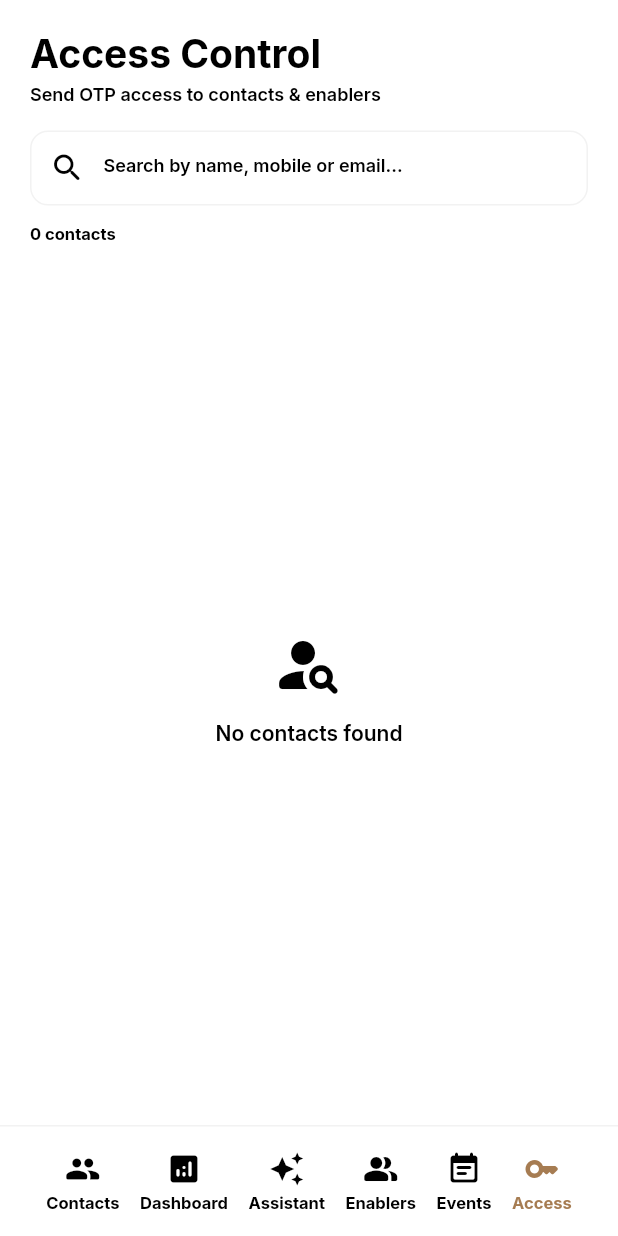
After one commit to dilipkn007/autodialer, a Flutter app: the FolkGuideDashboardWidget screen opened by its route, scrolled down 73 dp, after a tap on "Access", on a phone screen of 412 x 824 dp. The commit adds this screen. Run offline on Flutter 3.47's test engine with Material 3 defaults, Android fonts, the phone set to English and light mode, and no system bars; our stand-ins replace auto_size_text, csv, dropdown_button2, file_picker, fl_chart, flutter_markdown and 12 more; missing offline and left inert: flutter_phone_direct_caller, json_path, markdown; accounts and stored records are empty; statements that could not run were skipped.

Commit message:
feat: add Access tab to admin nav bar with OTP send for contacts/enablers

```diff
--- /dev/null
+++ b/lib/access/access_model.dart
@@ -0,0 +1,9 @@
+import '/flutter_flow/flutter_flow_model.dart';
+
+class AccessModel extends FlutterFlowModel {
+  @override
+  void initState(context) {}
+
+  @override
+  void dispose() {}
+}
--- /dev/null
+++ b/lib/access/access_widget.dart
@@ -0,0 +1,521 @@
+import 'dart:async';
+
+import 'package:flutter/material.dart';
+import 'package:flutter/services.dart';
+import 'package:google_fonts/google_fonts.dart';
+import 'package:supabase_flutter/supabase_flutter.dart';
+import '/components/admin_nav_bar.dart';
+import '/flutter_flow/flutter_flow_theme.dart';
+import '/flutter_flow/flutter_flow_util.dart';
+import 'access_model.dart';
+
+export 'access_model.dart';
+
+class AccessWidget extends StatefulWidget {
+  const AccessWidget({super.key});
+
+  static String routeName = 'Access';
+  static String routePath = '/access';
+
+  @override
+  State<AccessWidget> createState() => _AccessWidgetState();
+}
+
+class _AccessWidgetState extends State<AccessWidget> {
+  late AccessModel _model;
+  final scaffoldKey = GlobalKey<ScaffoldState>();
+  final _supabase = Supabase.instance.client;
+
+  List<Map<String, dynamic>> _contacts = [];
+  bool _loading = true;
+  String _searchQuery = '';
+  Timer? _searchDebounce;
+  final TextEditingController _searchController = TextEditingController();
+
+  // Track which contacts are having their link generated/generated
+  final Map<String, String?> _generatedLinks = {}; // contactId -> link or null while loading
+  final Set<String> _generatingIds = {};
+
+  @override
+  void initState() {
+    super.initState();
+    _model = createModel(context, () => AccessModel());
+    _searchController.addListener(() {
+      _searchQuery = _searchController.text;
+      _searchDebounce?.cancel();
+      _searchDebounce = Timer(const Duration(milliseconds: 350), () {
+        _loadContacts();
+      });
+      setState(() {});
+    });
+    _loadContacts();
+  }
+
+  @override
+  void dispose() {
+    _searchDebounce?.cancel();
+    _searchController.dispose();
+    _model.dispose();
+    super.dispose();
+  }
+
+  Future<void> _loadContacts() async {
+    setState(() => _loading = true);
+    try {
+      var query = _supabase
+          .from('contact')
+          .select('id, name, mobile, email, role, avatar_initials')
+          .order('name', ascending: true)
+          .limit(50);
+
+      if (_searchQuery.trim().isNotEmpty) {
+        final q = _searchQuery.trim();
+        query = _supabase
+            .from('contact')
+            .select('id, name, mobile, email, role, avatar_initials')
+            .or('name.ilike.%$q%,mobile.ilike.%$q%,email.ilike.%$q%')
+            .order('name', ascending: true)
+            .limit(50);
+      }
+
+      final data = await query;
+      if (mounted) {
+        setState(() {
+          _contacts = List<Map<String, dynamic>>.from(data);
+          _loading = false;
+        });
+      }
+    } catch (e) {
+      if (mounted) {
+        setState(() => _loading = false);
+        ScaffoldMessenger.of(context).showSnackBar(
+          SnackBar(content: Text('Error loading contacts: $e')),
+        );
+      }
+    }
+  }
+
+  Future<void> _generateLink(String contactId, String mobile) async {
+    setState(() => _generatingIds.add(contactId));
+    try {
+      // Use Supabase admin generateLink or show OTP instructions
+      // We generate a magic link / OTP send for the contact's mobile
+      // Since Supabase OTP goes to the phone, we show the phone to admin
+      // and also let them copy the phone so they can tell the user their OTP will arrive.
+      // Alternatively, generate a shareable deep-link instructing the user to sign in via OTP.
+      final normalised = mobile.startsWith('+') ? mobile : '+91$mobile';
+      // We just call signInWithOtp on the admin side to trigger OTP to the enabler's phone
+      await _supabase.auth.signInWithOtp(phone: normalised);
+      if (mounted) {
+        setState(() {
+          _generatingIds.remove(contactId);
+          _generatedLinks[contactId] = normalised;
+        });
+        _showSuccessDialog(contactId, normalised);
+      }
+    } catch (e) {
+      if (mounted) {
+        setState(() => _generatingIds.remove(contactId));
+        ScaffoldMessenger.of(context).showSnackBar(
+          SnackBar(
+            content: Text('Failed to send OTP: $e'),
+            backgroundColor: FlutterFlowTheme.of(context).error,
+          ),
+        );
+      }
+    }
+  }
+
+  void _showSuccessDialog(String contactId, String phone) {
+    showDialog(
+      context: context,
+      builder: (ctx) => AlertDialog(
+        backgroundColor: FlutterFlowTheme.of(context).secondaryBackground,
+        shape: RoundedRectangleBorder(borderRadius: BorderRadius.circular(16)),
+        title: Row(
+          children: [
+            Icon(Icons.check_circle_rounded,
+                color: FlutterFlowTheme.of(context).success, size: 24),
+            const SizedBox(width: 8),
+            Text(
+              'OTP Sent!',
+              style: FlutterFlowTheme.of(context).titleMedium,
+            ),
+          ],
+        ),
+        content: Column(
+          mainAxisSize: MainAxisSize.min,
+          crossAxisAlignment: CrossAxisAlignment.start,
+          children: [
+            Text(
+              'A one-time password has been sent to:',
+              style: FlutterFlowTheme.of(context).bodyMedium,
+            ),
+            const SizedBox(height: 8),
+            Container(
+              padding: const EdgeInsets.symmetric(horizontal: 12, vertical: 10),
+              decoration: BoxDecoration(
+                color: FlutterFlowTheme.of(context).primaryBackground,
+                borderRadius: BorderRadius.circular(8),
+                border: Border.all(
+                    color: FlutterFlowTheme.of(context).alternate),
+              ),
+              child: Row(
+                children: [
+                  Expanded(
+                    child: Text(
+                      phone,
+                      style: FlutterFlowTheme.of(context).bodyLarge.override(
+                            font: GoogleFonts.inter(
+                              fontWeight: FontWeight.w600,
+                            ),
+                            letterSpacing: 0,
+                          ),
+                    ),
+                  ),
+                  GestureDetector(
+                    onTap: () {
+                      Clipboard.setData(ClipboardData(text: phone));
+                      ScaffoldMessenger.of(context).showSnackBar(
+                        const SnackBar(content: Text('Copied to clipboard')),
+                      );
+                    },
+                    child: Icon(Icons.copy_rounded,
+                        size: 18,
+                        color: FlutterFlowTheme.of(context).primary),
+                  ),
+                ],
+              ),
+            ),
+            const SizedBox(height: 12),
+            Text(
+              'Ask the user to enter the OTP they received via SMS to sign in.',
+              style: FlutterFlowTheme.of(context).labelSmall,
+            ),
+          ],
+        ),
+        actions: [
+          TextButton(
+            onPressed: () => Navigator.of(ctx).pop(),
+            child: Text(
+              'Done',
+              style: TextStyle(color: FlutterFlowTheme.of(context).primary),
+            ),
+          ),
+        ],
+      ),
+    );
+  }
+
+  @override
+  Widget build(BuildContext context) {
+    final theme = FlutterFlowTheme.of(context);
+    return GestureDetector(
+      onTap: () => FocusScope.of(context).unfocus(),
+      child: Scaffold(
+        key: scaffoldKey,
+        backgroundColor: theme.primaryBackground,
+        bottomNavigationBar: const AdminNavBar(currentTab: AdminTab.access),
+        body: SafeArea(
+          child: Column(
+            crossAxisAlignment: CrossAxisAlignment.start,
+            children: [
+              // ── Header ──────────────────────────────────────────────
+              Padding(
+                padding: const EdgeInsets.fromLTRB(20, 20, 20, 0),
+                child: Column(
+                  crossAxisAlignment: CrossAxisAlignment.start,
+                  children: [
+                    Text(
+                      'Access Control',
+                      style: theme.headlineMedium.override(
+                        font: GoogleFonts.inter(fontWeight: FontWeight.w700),
+                        letterSpacing: 0,
+                      ),
+                    ),
+                    const SizedBox(height: 4),
+                    Text(
+                      'Send OTP access to contacts & enablers',
+                      style: theme.labelMedium,
+                    ),
+                  ],
+                ),
+              ),
+
+              const SizedBox(height: 16),
+
+              // ── Search bar ──────────────────────────────────────────
+              Padding(
+                padding: const EdgeInsets.symmetric(horizontal: 20),
+                child: Container(
+                  decoration: BoxDecoration(
+                    color: theme.secondaryBackground,
+                    borderRadius: BorderRadius.circular(12),
+                    border: Border.all(color: theme.alternate),
+                  ),
+                  child: TextField(
+                    controller: _searchController,
+                    style: theme.bodyMedium,
+                    decoration: InputDecoration(
+                      hintText: 'Search by name, mobile or email…',
+                      hintStyle: theme.labelMedium,
+                      prefixIcon:
+                          Icon(Icons.search_rounded, color: theme.secondaryText),
+                      suffixIcon: _searchQuery.isNotEmpty
+                          ? GestureDetector(
+                              onTap: () {
+                                _searchController.clear();
+                                _loadContacts();
+                              },
+                              child: Icon(Icons.close_rounded,
+                                  color: theme.secondaryText, size: 18),
+                            )
+                          : null,
+                      border: InputBorder.none,
+                      contentPadding:
+                          const EdgeInsets.symmetric(vertical: 14, horizontal: 4),
+                    ),
+                  ),
+                ),
+              ),
+
+              const SizedBox(height: 8),
+
+              // ── Count label ─────────────────────────────────────────
+              Padding(
+                padding: const EdgeInsets.symmetric(horizontal: 20, vertical: 4),
+                child: Text(
+                  _loading ? '' : '${_contacts.length} contacts',
+                  style: theme.labelSmall,
+                ),
+              ),
+
+              // ── Contact list ────────────────────────────────────────
+              Expanded(
+                child: _loading
+                    ? Center(
+                        child: CircularProgressIndicator(color: theme.primary))
+                    : _contacts.isEmpty
+                        ? Center(
+                            child: Column(
+                              mainAxisSize: MainAxisSize.min,
+                              children: [
+                                Icon(Icons.person_search_rounded,
+                                    size: 48, color: theme.secondaryText),
+                                const SizedBox(height: 12),
+                                Text('No contacts found',
+                                    style: theme.labelLarge),
+                              ],
+                            ),
+                          )
+                        : ListView.separated(
+                            padding: const EdgeInsets.fromLTRB(20, 4, 20, 24),
+                            itemCount: _contacts.length,
+                            separatorBuilder: (_, __) =>
+                                const SizedBox(height: 10),
+                            itemBuilder: (context, index) {
+                              final contact = _contacts[index];
+                              return _ContactAccessCard(
+                                contact: contact,
+                                isGenerating:
+                                    _generatingIds.contains(contact['id']),
+                                wasSent:
+                                    _generatedLinks.containsKey(contact['id']),
+                                onSendAccess: () => _generateLink(
+                                  contact['id'] as String,
+                                  contact['mobile'] as String? ?? '',
+                                ),
+                              );
+                            },
+                          ),
+              ),
+            ],
+          ),
+        ),
+      ),
+    );
+  }
+}
+
+// ── Contact Access Card ──────────────────────────────────────────────────────
+
+class _ContactAccessCard extends StatelessWidget {
+  final Map<String, dynamic> contact;
+  final bool isGenerating;
+  final bool wasSent;
+  final VoidCallback onSendAccess;
+
+  const _ContactAccessCard({
+    required this.contact,
+    required this.isGenerating,
+    required this.wasSent,
+    required this.onSendAccess,
+  });
+
+  @override
+  Widget build(BuildContext context) {
+    final theme = FlutterFlowTheme.of(context);
+    final name = contact['name'] as String? ?? '—';
+    final mobile = contact['mobile'] as String? ?? '—';
+    final email = contact['email'] as String? ?? '';
+    final role = contact['role'] as String? ?? 'ENABLER';
+    final initials = contact['avatar_initials'] as String? ??
+        name.trim().split(' ').map((e) => e.isNotEmpty ? e[0] : '').take(2).join().toUpperCase();
+
+    final isAdmin = role == 'ADMIN';
+    final roleColor = isAdmin ? theme.primary : theme.secondary;
+
+    return Container(
+      padding: const EdgeInsets.all(14),
+      decoration: BoxDecoration(
+        color: theme.secondaryBackground,
+        borderRadius: BorderRadius.circular(14),
+        border: Border.all(color: theme.alternate),
+      ),
+      child: Row(
+        children: [
+          // Avatar
+          CircleAvatar(
+            radius: 22,
+            backgroundColor: theme.primary.withOpacity(0.12),
+            child: Text(
+              initials,
+              style: GoogleFonts.inter(
+                color: theme.primary,
+                fontWeight: FontWeight.w700,
+                fontSize: 14,
+              ),
+            ),
+          ),
+          const SizedBox(width: 12),
+
+          // Info
+          Expanded(
+            child: Column(
+              crossAxisAlignment: CrossAxisAlignment.start,
+              children: [
+                Row(
+                  children: [
+                    Expanded(
+                      child: Text(
+                        name,
+                        style: theme.bodyMedium.override(
+                          font: GoogleFonts.inter(fontWeight: FontWeight.w600),
+                          letterSpacing: 0,
+                        ),
+                        overflow: TextOverflow.ellipsis,
+                      ),
+                    ),
+                    Container(
+                      padding: const EdgeInsets.symmetric(
+                          horizontal: 6, vertical: 2),
+                      decoration: BoxDecoration(
+                        color: roleColor.withOpacity(0.12),
+                        borderRadius: BorderRadius.circular(6),
+                      ),
+                      child: Text(
+                        role,
+                        style: GoogleFonts.inter(
+                          color: roleColor,
+                          fontSize: 10,
+                          fontWeight: FontWeight.w600,
+                        ),
+                      ),
+                    ),
+                  ],
+                ),
+                const SizedBox(height: 2),
+                Text(
+                  mobile,
+                  style: theme.labelSmall.override(
+                    font: GoogleFonts.inter(),
+                    letterSpacing: 0,
+                  ),
+                ),
+                if (email.isNotEmpty) ...[
+                  const SizedBox(height: 1),
+                  Text(
+                    email,
+                    style: theme.labelSmall,
+                    overflow: TextOverflow.ellipsis,
+                  ),
+                ],
+              ],
+            ),
+          ),
+          const SizedBox(width: 10),
+
+          // Action button
+          _buildActionButton(context, theme),
+        ],
+      ),
+    );
+  }
+
+  Widget _buildActionButton(BuildContext context, FlutterFlowTheme theme) {
+    if (isGenerating) {
+      return SizedBox(
+        width: 36,
+        height: 36,
+        child: CircularProgressIndicator(
+          strokeWidth: 2.5,
+          color: theme.primary,
+        ),
+      );
+    }
+
+    if (wasSent) {
+      return GestureDetector(
+        onTap: onSendAccess,
+        child: Container(
+          padding: const EdgeInsets.symmetric(horizontal: 10, vertical: 6),
+          decoration: BoxDecoration(
+            color: theme.success.withOpacity(0.12),
+            borderRadius: BorderRadius.circular(8),
+          ),
+          child: Row(
+            mainAxisSize: MainAxisSize.min,
+            children: [
+              Icon(Icons.check_rounded, size: 14, color: theme.success),
+              const SizedBox(width: 4),
+              Text(
+                'Sent',
+                style: GoogleFonts.inter(
+                  color: theme.success,
+                  fontSize: 12,
+                  fontWeight: FontWeight.w600,
+                ),
+              ),
+            ],
+          ),
+        ),
+      );
+    }
+
+    return GestureDetector(
+      onTap: onSendAccess,
+      child: Container(
+        padding: const EdgeInsets.symmetric(horizontal: 10, vertical: 6),
+        decoration: BoxDecoration(
+          color: theme.primary,
+          borderRadius: BorderRadius.circular(8),
+        ),
+        child: Row(
+          mainAxisSize: MainAxisSize.min,
+          children: [
+            const Icon(Icons.send_rounded, size: 14, color: Colors.white),
+            const SizedBox(width: 4),
+            Text(
+              'Send OTP',
+              style: GoogleFonts.inter(
+                color: Colors.white,
+                fontSize: 12,
+                fontWeight: FontWeight.w600,
+              ),
+            ),
+          ],
+        ),
+      ),
+    );
+  }
+}
--- a/lib/components/admin_nav_bar.dart
+++ b/lib/components/admin_nav_bar.dart
@@ -9,6 +9,7 @@ enum AdminTab {
   enablers,
   events,
   assistant,
+  access,
 }
 
 class AdminNavBar extends StatelessWidget {
@@ -94,6 +95,16 @@ class AdminNavBar extends StatelessWidget {
                     context.go('/events');
                   },
                 ),
+                // Access Tab
+                _buildTabItem(
+                  context: context,
+                  tab: AdminTab.access,
+                  icon: Icons.key_rounded,
+                  label: 'Access',
+                  onTap: () {
+                    context.go('/access');
+                  },
+                ),
               ],
             ),
           ),
--- a/lib/flutter_flow/nav/nav.dart
+++ b/lib/flutter_flow/nav/nav.dart
@@ -69,6 +69,7 @@ GoRouter createRouter(AppStateNotifier appStateNotifier) => GoRouter(
           '/enablers',
           '/events',
           '/aiAssistant',
+          '/access',
         ];
         final enablerRoutes = ['/assignedContacts', '/autoDialer', '/callingDashboard'];
 
@@ -159,6 +160,12 @@ GoRouter createRouter(AppStateNotifier appStateNotifier) => GoRouter(
           name: AiAssistantWidget.routeName,
           path: AiAssistantWidget.routePath,
           builder: (context, params) => AiAssistantWidget(),
+          noTransition: true,
+        ),
+        FFRoute(
+          name: AccessWidget.routeName,
+          path: AccessWidget.routePath,
+          builder: (context, params) => AccessWidget(),
           noTransition: true,
         )
       ].map((r) => r.toRoute(appStateNotifier)).toList(),
--- a/lib/index.dart
+++ b/lib/index.dart
@@ -15,3 +15,4 @@ export '/events/events_widget.dart' show EventsWidget;
 export '/events/event_analytics_widget.dart' show EventAnalyticsWidget;
 export '/folk_guide_dashboard/recent_activity_widget.dart' show RecentActivityWidget;
 export '/ai_assistant/ai_assistant_widget.dart' show AiAssistantWidget;
+export '/access/access_widget.dart' show AccessWidget;
```
